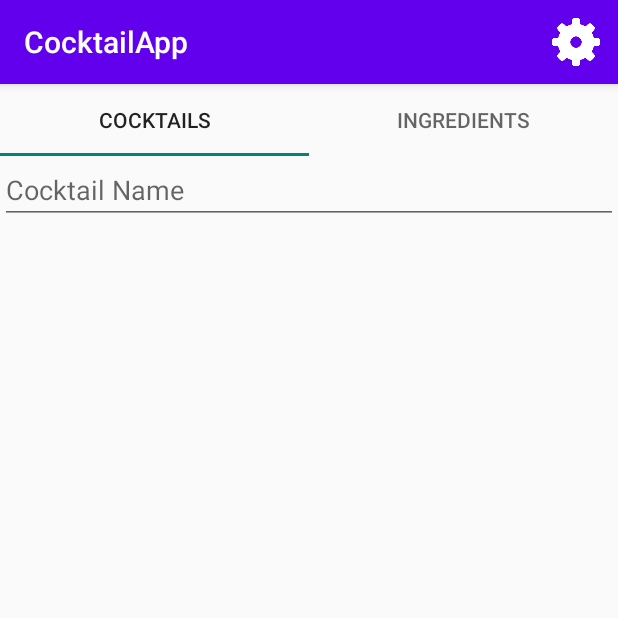
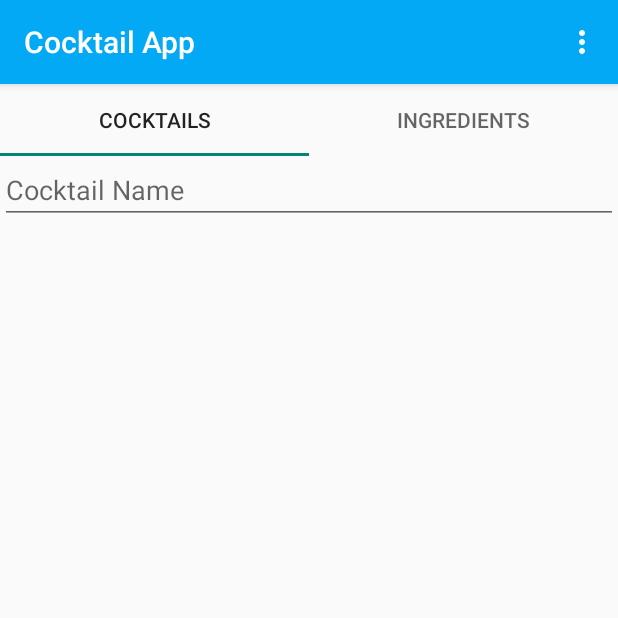
Before and after one commit to trishLEX/cocktail-app, an Android app: the screen it shows after launch (MainActivity), on a phone screen of 412 x 824 dp, the top half of it. Run offline under Robolectric (Android 15) with nearby library versions, the light colour scheme and no system bars.

Commit message:
change menu

```diff
--- /dev/null
+++ b/app/src/main/res/drawable/ic_baseline_more_vert_24.xml
@@ -0,0 +1,5 @@
+<vector android:height="24dp" android:tint="#FFFFFF"
+    android:viewportHeight="24" android:viewportWidth="24"
+    android:width="24dp" xmlns:android="http://schemas.android.com/apk/res/android">
+    <path android:fillColor="@android:color/white" android:pathData="M12,8c1.1,0 2,-0.9 2,-2s-0.9,-2 -2,-2 -2,0.9 -2,2 0.9,2 2,2zM12,10c-1.1,0 -2,0.9 -2,2s0.9,2 2,2 2,-0.9 2,-2 -0.9,-2 -2,-2zM12,16c-1.1,0 -2,0.9 -2,2s0.9,2 2,2 2,-0.9 2,-2 -0.9,-2 -2,-2z"/>
+</vector>
--- a/app/src/main/res/menu/menu.xml
+++ b/app/src/main/res/menu/menu.xml
@@ -3,7 +3,7 @@
     xmlns:xlmns="http://schemas.android.com/apk/res-auto">
     <item
         android:id="@+id/menu"
-        android:icon="@drawable/settings"
+        android:icon="@drawable/ic_baseline_more_vert_24"
         android:title="@string/menuTitle"
         android:orderInCategory="1"
         xlmns:showAsAction="always"
--- a/app/src/main/res/values/themes.xml
+++ b/app/src/main/res/values/themes.xml
@@ -2,8 +2,8 @@
     <!-- Base application theme. -->
     <style name="Theme.CocktailServiceApp" parent="Base.Theme.AppCompat.Light.DarkActionBar">
         <!-- Primary brand color. -->
-        <item name="colorPrimary">@color/purple_500</item>
-        <item name="colorPrimaryVariant">@color/purple_700</item>
+        <item name="colorPrimary">#FF03A9F4</item>
+        <item name="colorPrimaryVariant">#03A9F4</item>
         <item name="colorOnPrimary">@color/white</item>
         <!-- Secondary brand color. -->
         <item name="colorSecondary">@color/teal_200</item>
```
Also changed, not shown: app/src/main/res/values/strings.xml (+7 -13 lines).
